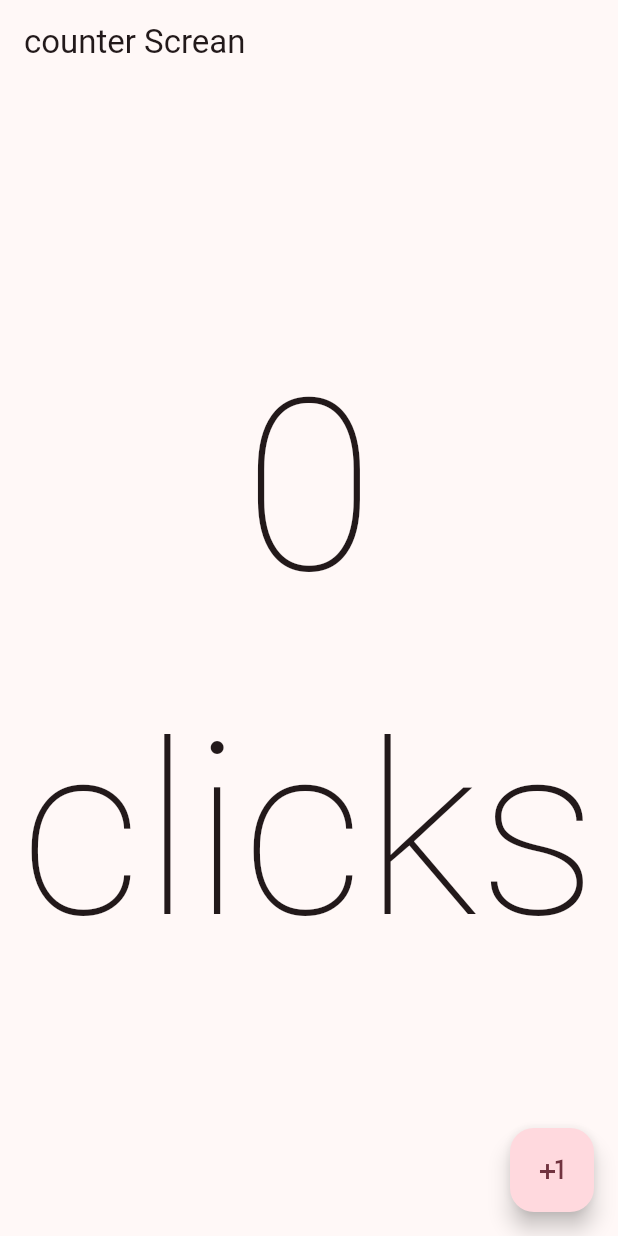
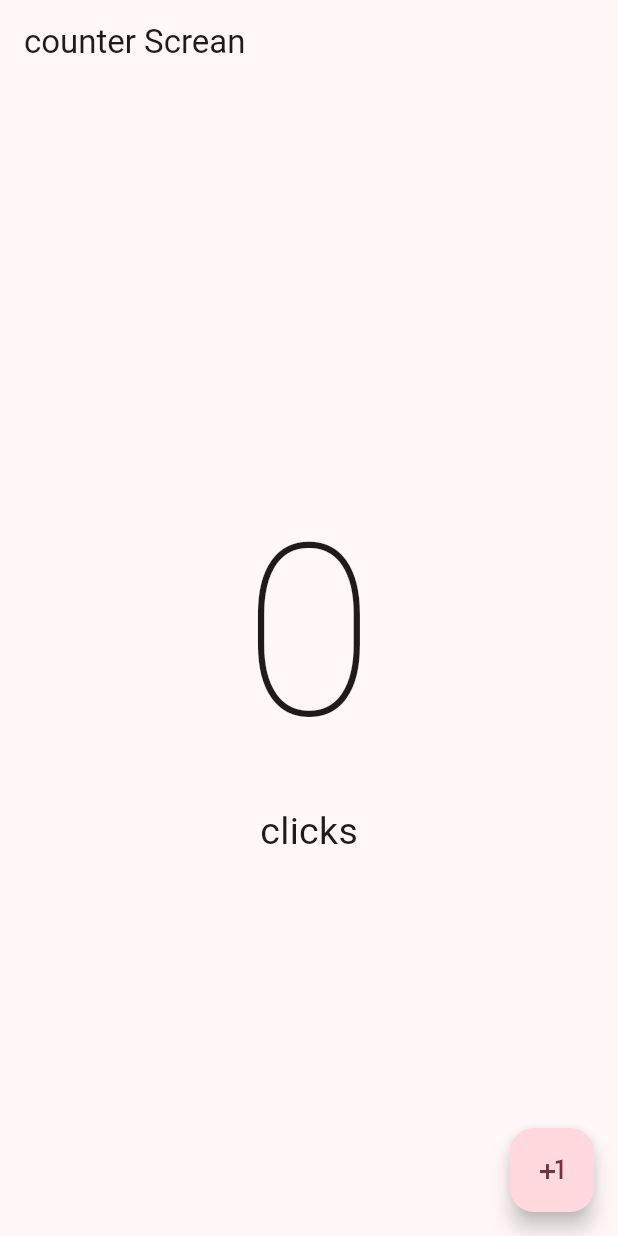
Before and after one commit to Patatalmeja98/Flutter_De_Cero_A_Experto, a Flutter app: the screen it shows after launch, on a phone screen of 412 x 824 dp. Run offline on Flutter 3.47's test engine with Material 2 defaults, Android fonts, the phone set to English and light mode, and no system bars.

Commit message:
agregando click y clicks

```diff
--- a/02 -Prueba_flutter_application_1/lib/Presentation/screens/counter_screen.dart
+++ b/02 -Prueba_flutter_application_1/lib/Presentation/screens/counter_screen.dart
@@ -24,8 +24,10 @@ class _CounterScreenState extends State<CounterScreen> {
               style:
                   const TextStyle(fontSize: 160, fontWeight: FontWeight.w100),
             ),
-            const Text('clicks',
-                style: TextStyle(fontSize: 160, fontWeight: FontWeight.w100))
+            Text('click${clickCounter == 1 ? '' : 's'}',
+                style: const TextStyle(fontSize: 25))
+            // if (clickCounter == 1)  const Text('click',style: TextStyle(fontSize: 25),),
+            //if (clickCounter != 1) const Text('clicks',style: TextStyle(fontSize: 25),)
           ],
         ),
       ),
```
